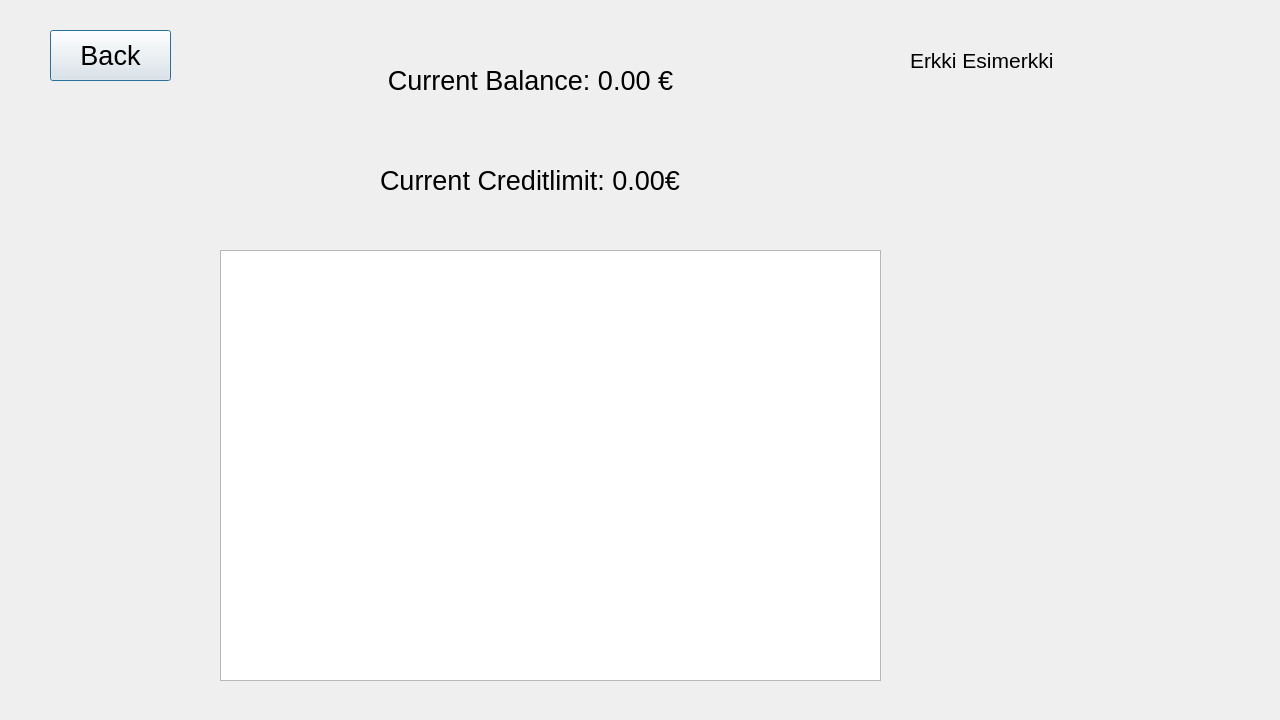
Qt form bank-automat/balance.ui (alavuvi/atm-simulator-project) before a commit.
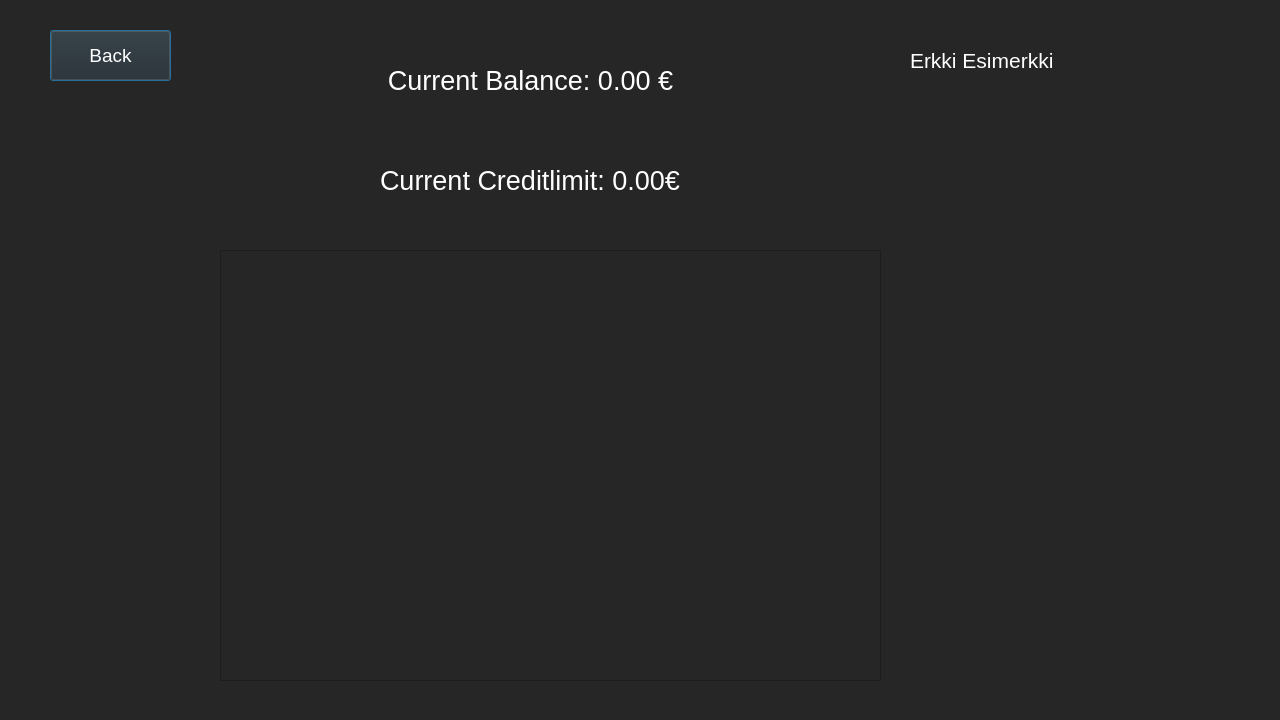
The same form after that commit.

Patch:
```diff
--- a/bank-automat/balance.ui
+++ b/bank-automat/balance.ui
@@ -29,6 +29,9 @@
   <property name="windowTitle">
    <string>Dialog</string>
   </property>
+  <property name="styleSheet">
+   <string notr="true">background-color: rgb(38, 38, 38);</string>
+  </property>
   <widget class="QLabel" name="labelBalance">
    <property name="geometry">
     <rect>
@@ -44,6 +47,16 @@
      <height>50</height>
     </size>
    </property>
+   <property name="font">
+    <font>
+     <family>Segoe UI</family>
+     <pointsize>20</pointsize>
+     <bold>false</bold>
+    </font>
+   </property>
+   <property name="styleSheet">
+    <string notr="true">color: rgb(255, 255, 255);</string>
+   </property>
    <property name="text">
     <string>Current Balance: 0.00 €</string>
    </property>
@@ -66,6 +79,16 @@
      <height>40</height>
     </size>
    </property>
+   <property name="font">
+    <font>
+     <family>Segoe UI</family>
+     <pointsize>14</pointsize>
+     <bold>false</bold>
+    </font>
+   </property>
+   <property name="styleSheet">
+    <string notr="true">color: rgb(255, 255, 255);</string>
+   </property>
    <property name="text">
     <string>Back</string>
    </property>
@@ -86,6 +109,9 @@
      <bold>false</bold>
     </font>
    </property>
+   <property name="styleSheet">
+    <string notr="true">color: rgb(255, 255, 255);</string>
+   </property>
    <property name="text">
     <string>Erkki Esimerkki</string>
    </property>
@@ -99,6 +125,9 @@
      <height>161</height>
     </rect>
    </property>
+   <property name="styleSheet">
+    <string notr="true">color: rgb(255, 255, 255);</string>
+   </property>
    <property name="text">
     <string>Current Creditlimit: 0.00€</string>
    </property>
@@ -112,6 +141,16 @@
      <height>431</height>
     </rect>
    </property>
+   <property name="font">
+    <font>
+     <family>Segoe UI</family>
+     <pointsize>20</pointsize>
+     <bold>false</bold>
+    </font>
+   </property>
+   <property name="styleSheet">
+    <string notr="true">color: rgb(255, 255, 255);</string>
+   </property>
   </widget>
  </widget>
  <resources/>
```
Left out of the diff: 2 changed lines with no effect on the pictures.
